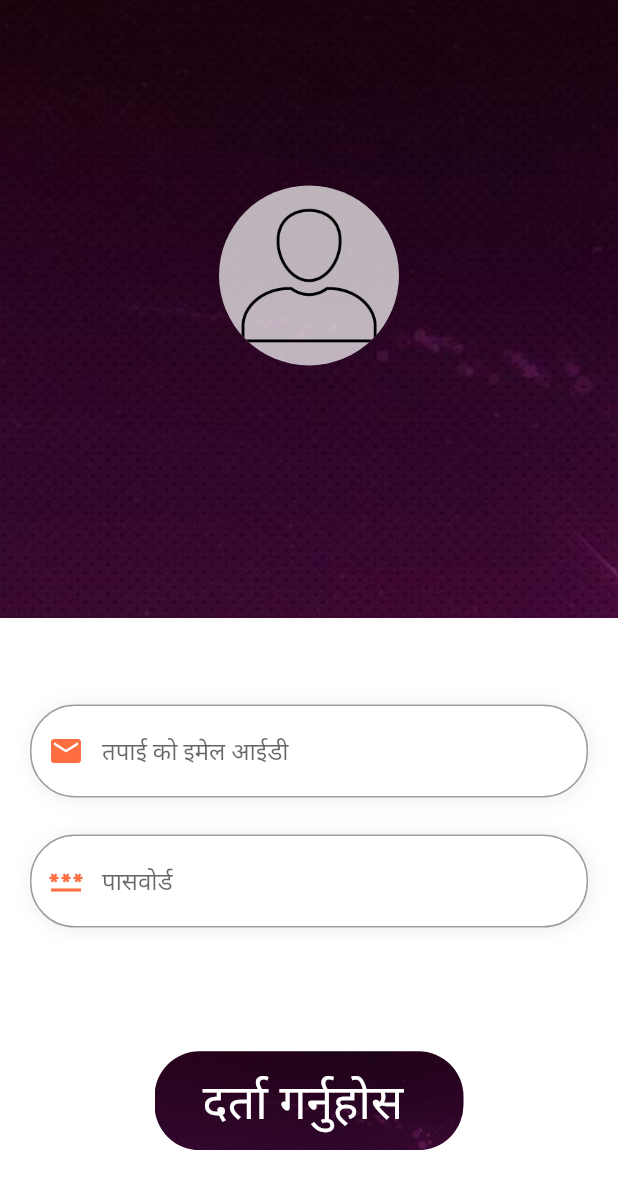
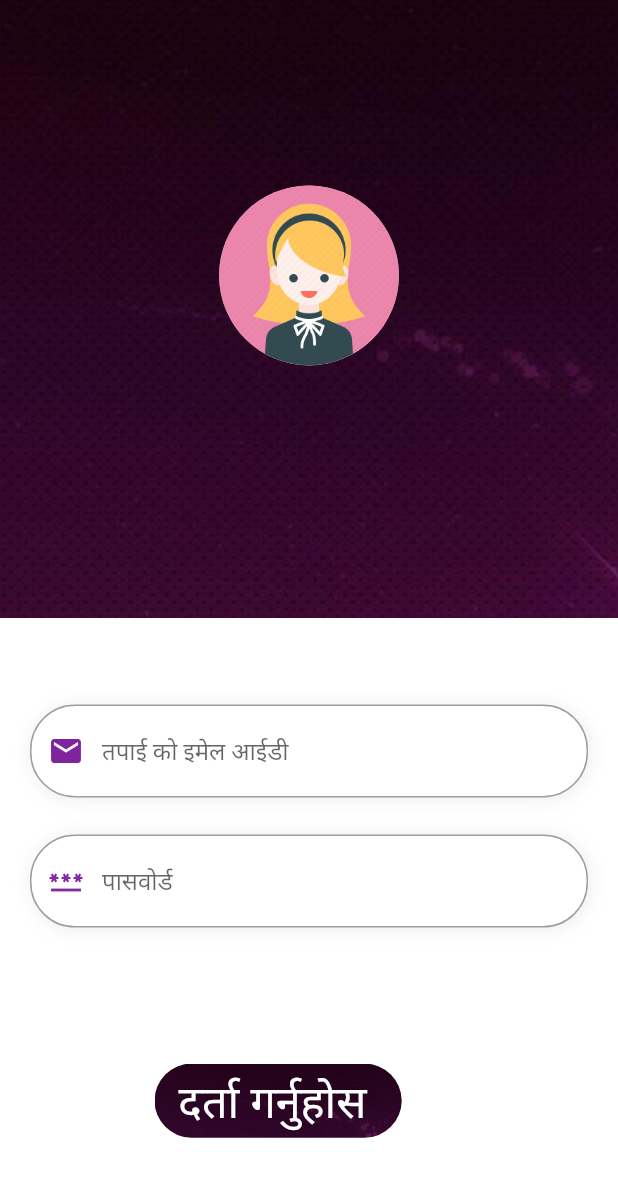
Before and after one commit to sammanamgain/Menstrual-cycle-predictor-with-using-arima-model-and-flutter, a Flutter app: the SignUp screen opened directly, on a phone screen of 412 x 824 dp. Shown: the top 1189 px of the screen. Run offline on Flutter 3.47's test engine with Material 2 defaults, Android fonts, the phone set to English and light mode, and no system bars; our stand-ins replace cloud_firestore, firebase_auth, firebase_core, firebase_database, get, google_fonts; missing offline and left inert: nepali_date_picker, nepali_utils; accounts and stored records are empty; network calls fail.

Commit message:
sprint_login_update21

```diff
--- a/lib/loginsignup/signup.dart
+++ b/lib/loginsignup/signup.dart
@@ -9,7 +9,6 @@ class SignUp extends StatelessWidget {
     var emailcontroller = TextEditingController();
     var passwordcontroller = TextEditingController();
 
-    List images = ["g.png", "t.png", "f.png"];
     double w = MediaQuery.of(context).size.width;
     double h = MediaQuery.of(context).size.height;
     return Scaffold(
@@ -32,7 +31,7 @@ class SignUp extends StatelessWidget {
                 const CircleAvatar(
                   backgroundColor: Colors.white70,
                   radius: 60,
-                  backgroundImage: AssetImage("assets/images/profile.png"),
+                  backgroundImage: AssetImage("assets/images/gurl.png"),
                 )
               ]), //one third of HEIGHT of the
             ),
@@ -63,7 +62,7 @@ class SignUp extends StatelessWidget {
                             hintText: "तपाई को इमेल आईडी ",
                             prefixIcon: const Icon(
                               Icons.email,
-                              color: Colors.deepOrangeAccent,
+                              color: Color.fromARGB(255, 126, 37, 158),
                             ),
                             focusedBorder: const OutlineInputBorder(
                                 borderSide: BorderSide(color: Colors.white24)),
@@ -92,7 +91,7 @@ class SignUp extends StatelessWidget {
                             hintText: "पासवोर्ड ",
                             prefixIcon: const Icon(
                               Icons.password,
-                              color: Colors.deepOrangeAccent,
+                              color: Color.fromARGB(255, 129, 42, 166),
                             ),
                             focusedBorder: const OutlineInputBorder(
                                 borderSide: BorderSide(color: Colors.white24)),
@@ -120,8 +119,8 @@ class SignUp extends StatelessWidget {
                   onTap: () => AuthController.instance
                       .register(emailcontroller.text, passwordcontroller.text),
                   child: Container(
-                    width: w * 0.5,
-                    height: h * 0.08,
+                    width: w * 0.4,
+                    height: h * 0.06,
                     decoration: BoxDecoration(
                         borderRadius: BorderRadius.circular(30),
                         image: const DecorationImage(
@@ -131,7 +130,7 @@ class SignUp extends StatelessWidget {
                     child: const Center(
                       child: Text(
                         "दर्ता गर्नुहोस ",
-                        style: TextStyle(fontSize: 32, color: Colors.white),
+                        style: TextStyle(fontSize: 30, color: Colors.white),
                       ),
                     ), //one third of HEIGHT of the
                   ),
@@ -142,38 +141,6 @@ class SignUp extends StatelessWidget {
               height: h * 0.07,
               width: w,
             ),
-            Row(
-              children: [
-                SizedBox(
-                  width: w * 0.10,
-                ),
-                RichText(
-                  text: TextSpan(
-                    text: "अथवा तल का प्रक्रिया मार्फत साइन गर्नुहोस ",
-                    style: TextStyle(color: Colors.grey[500], fontSize: 20),
-                  ),
-                ),
-              ],
-            ),
-            Center(
-              child: Wrap(
-                children: List<Widget>.generate(
-                    3,
-                    (index) => Padding(
-                          padding: const EdgeInsets.all(10.0),
-                          child: CircleAvatar(
-                            radius: 30,
-                            backgroundColor: Colors.grey[500],
-                            child: CircleAvatar(
-                              radius: 25,
-                              backgroundImage:
-                                  // ignore: prefer_interpolation_to_compose_strings
-                                  AssetImage("assets/images/" + images[index]),
-                            ),
-                          ),
-                        )),
-              ),
-            )
           ]),
         ));
   }
--- a/lib/main.dart
+++ b/lib/main.dart
@@ -14,7 +14,7 @@ void main() async {
   WidgetsFlutterBinding.ensureInitialized();
   //firebase bata aaune controller lai wait garxa binding hune bela samma
   //tala ko line le chai auth controlle  lai jata bata ne access garna dinxa
-  await Firebase.initializeApp();
+  await Firebase.initializeApp().then((value) => Get.put(AuthController()));
   runApp(
       const GetMaterialApp(debugShowCheckedModeBanner: false, home: Splash()));
 }
--- a/lib/splash.dart
+++ b/lib/splash.dart
@@ -15,7 +15,7 @@ class _SplashState extends State<Splash> {
   @override
   void initState() {
     super.initState();
-    Future.delayed(const Duration(seconds: 2), () {
+    Future.delayed(const Duration(seconds: 10000), () {
       Navigator.pushReplacement(_scaffoldKey.currentContext!,
           MaterialPageRoute(builder: (context) => const Login()));
     });
--- a/pubspec.yaml
+++ b/pubspec.yaml
@@ -37,6 +37,7 @@ dependencies:
   get_storage: ^2.0.3
   flutter:
     sdk: flutter
+  image_picker: ^0.8.4+4
   syncfusion_flutter_charts: ^20.3.56
 
   d_chart: ^0.1.0
```
Also changed, not shown: assets/images/gurl.png (added), pubspec.lock.
